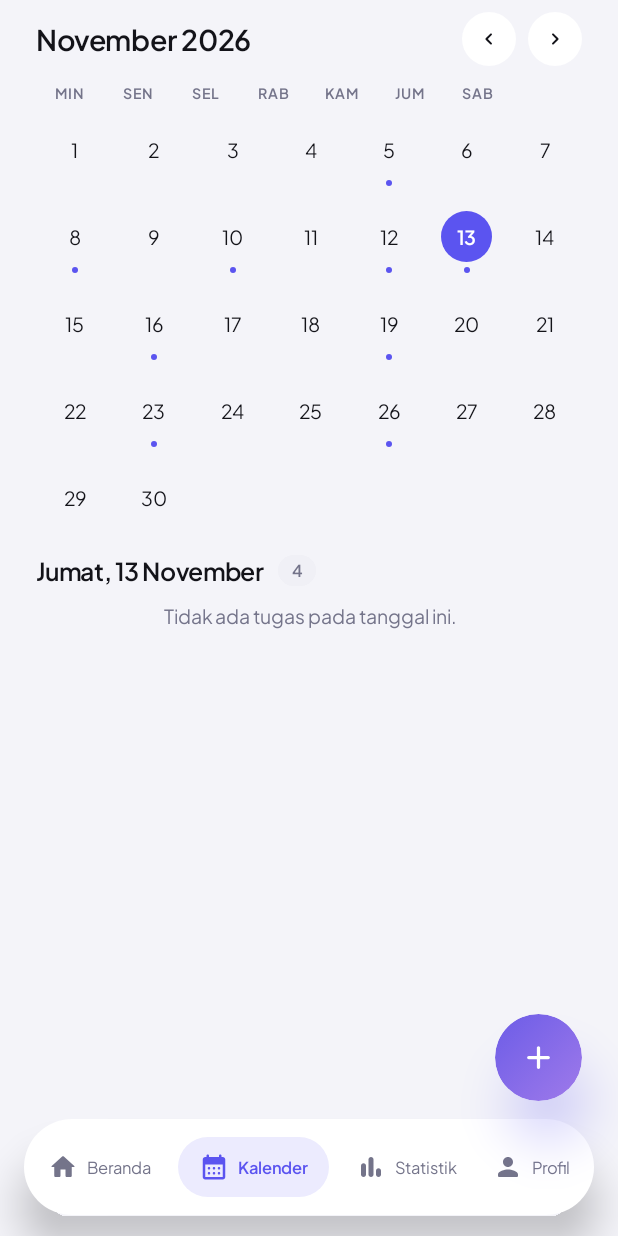
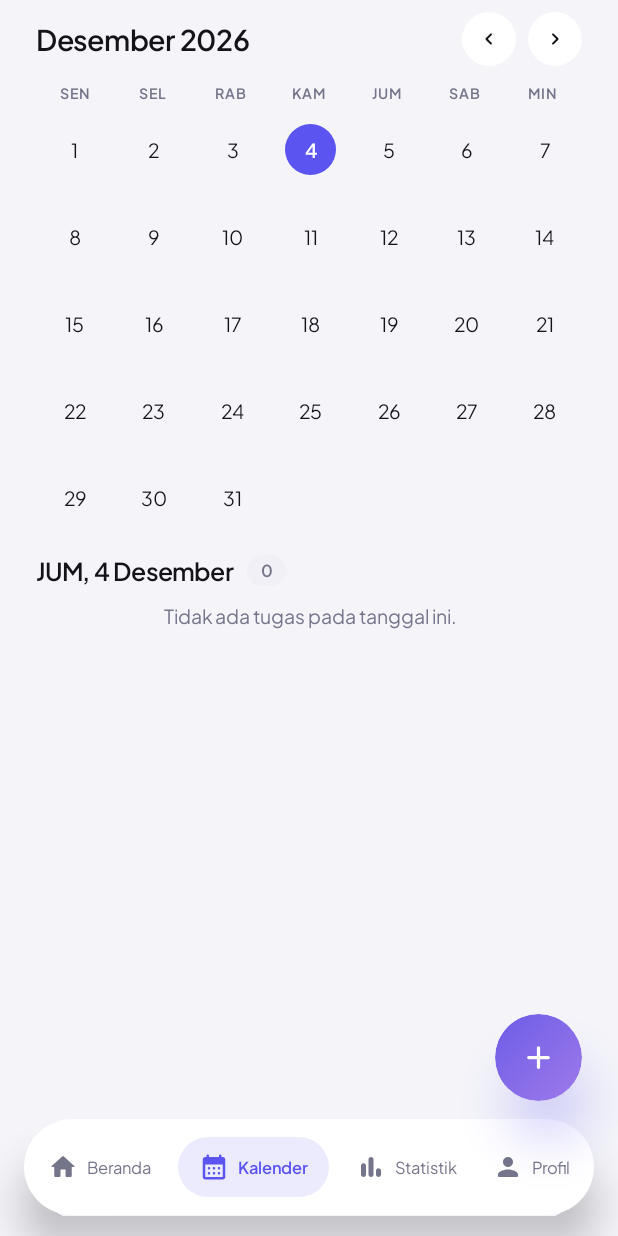
Before and after one commit to lana-jo/TaskKu, an Android app built with Jetpack Compose: the screen it shows after launch (MainActivity), after a tap on "Kalender", on a phone screen of 412 x 824 dp. Run offline under Robolectric (Android 15) with nearby library versions, the phone set to English and light mode, and no system bars; our stand-ins replace Compose Multiplatform resources; libraries missing offline, so code that uses them is left out: app.cash.sqldelight; 5 statements that could not run were skipped.

Commit message:
feat: kalender dinamis + kolom date (migrasi schema v2)
- Kolom tasks.date (ISO yyyy-MM-dd) via migrasi 1.sqm; driver auto-migrate
  terverifikasi pada DB existing (user_version 2, kolom terisi default)
- Kalender: navigasi bulan depan/sebelumnya, grid mulai Senin dinamis,
  dot penanda tugas per tanggal, klik tanggal → daftar tugas tanggal itu
- kotlinx-datetime 0.7.1 untuk tanggal lintas platform (expect/actual today())
- HomeScreen: ProgressCard kini dari data live, bukan angka hardcode
- Seed 'Besok' pakai tanggal besok dinamis
- desktopTest 7/7 lulus; assembleRelease BUILD SUCCESSFUL

Co-authored-by: Lucif <noreply@lucif.ai>

```diff
--- a/composeApp/build.gradle.kts
+++ b/composeApp/build.gradle.kts
@@ -67,6 +67,7 @@ kotlin {
                 implementation(compose.material3)
                 implementation(compose.materialIconsExtended)
                 implementation(compose.components.resources)
+                implementation(libs.kotlinx.datetime)
                 implementation(libs.sqldelight.runtime)
             }
         }
--- /dev/null
+++ b/composeApp/src/androidMain/kotlin/com/taskku/data/DatesAndroid.kt
@@ -0,0 +1,10 @@
+package com.taskku.data
+
+import kotlinx.datetime.LocalDate
+import kotlinx.datetime.TimeZone
+import kotlinx.datetime.todayIn
+import kotlin.time.Clock
+import kotlin.time.ExperimentalTime
+
+@OptIn(ExperimentalTime::class)
+actual fun today(): LocalDate = Clock.System.todayIn(TimeZone.currentSystemDefault())
--- /dev/null
+++ b/composeApp/src/commonMain/kotlin/com/taskku/data/Dates.kt
@@ -0,0 +1,64 @@
+package com.taskku.data
+
+import kotlinx.datetime.DatePeriod
+import kotlinx.datetime.DayOfWeek
+import kotlinx.datetime.LocalDate
+import kotlinx.datetime.Month
+import kotlinx.datetime.daysUntil
+import kotlinx.datetime.minus
+import kotlinx.datetime.plus
+
+/** Tanggal hari ini sebagai LocalDate (satu sumber kebenaran untuk app). */
+expect fun today(): LocalDate
+
+fun LocalDate.plusMonths(count: Int): LocalDate {
+    val total = (month.ordinal + 1) + count - 1
+    val year2 = year + total / 12
+    val month2 = Month.entries[total % 12]
+    val day2 = minOf(dayOfMonth, month2.daysInMonth(year2))
+    return LocalDate(year2, month2, day2)
+}
+
+fun LocalDate.minusMonths(count: Int): LocalDate = plusMonths(-count)
+
+fun Month.daysInMonth(year: Int): Int = when (this) {
+    Month.JANUARY, Month.MARCH, Month.MAY, Month.JULY, Month.AUGUST, Month.OCTOBER, Month.DECEMBER -> 31
+    Month.APRIL, Month.JUNE, Month.SEPTEMBER, Month.NOVEMBER -> 30
+    Month.FEBRUARY -> if (year % 4 == 0 && (year % 100 != 0 || year % 400 == 0)) 29 else 28
+}
+
+/** Senin sebagai awal minggu (klausul desain Indonesia). */
+fun LocalDate.weekdayIndex(): Int = (dayOfWeek.ordinal + 6) % 7 // SEN=0..MIN=6
+
+fun LocalDate.startOfWeek(): LocalDate = minus(DatePeriod(days = weekdayIndex()))
+
+fun LocalDate.daysInMonthView(): Int {
+    val first = LocalDate(year, month, 1)
+    return first.weekdayIndex() + month.daysInMonth(year)
+}
+
+/** Label Indonesia singkat: SEN, SEL, RAB, KAM, JUM, SAB, MIN. */
+fun weekdayShortId(day: DayOfWeek): String = when (day) {
+    DayOfWeek.MONDAY -> "SEN"
+    DayOfWeek.TUESDAY -> "SEL"
+    DayOfWeek.WEDNESDAY -> "RAB"
+    DayOfWeek.THURSDAY -> "KAM"
+    DayOfWeek.FRIDAY -> "JUM"
+    DayOfWeek.SATURDAY -> "SAB"
+    DayOfWeek.SUNDAY -> "MIN"
+}
+
+fun monthShortId(month: Month): String = when (month) {
+    Month.JANUARY -> "Januari"
+    Month.FEBRUARY -> "Februari"
+    Month.MARCH -> "Maret"
+    Month.APRIL -> "April"
+    Month.MAY -> "Mei"
+    Month.JUNE -> "Juni"
+    Month.JULY -> "Juli"
+    Month.AUGUST -> "Agustus"
+    Month.SEPTEMBER -> "September"
+    Month.OCTOBER -> "Oktober"
+    Month.NOVEMBER -> "November"
+    Month.DECEMBER -> "Desember"
+}
--- a/composeApp/src/commonMain/kotlin/com/taskku/ui/screens/CalendarScreen.kt
+++ b/composeApp/src/commonMain/kotlin/com/taskku/ui/screens/CalendarScreen.kt
@@ -23,6 +23,10 @@ import androidx.compose.material.icons.rounded.ChevronRight
 import androidx.compose.material3.Icon
 import androidx.compose.material3.Text
 import androidx.compose.runtime.Composable
+import androidx.compose.runtime.getValue
+import androidx.compose.runtime.mutableStateOf
+import androidx.compose.runtime.remember
+import androidx.compose.runtime.setValue
 import androidx.compose.ui.Alignment
 import androidx.compose.ui.Modifier
 import androidx.compose.ui.draw.clip
@@ -32,6 +36,16 @@ import androidx.compose.ui.text.style.TextAlign
 import androidx.compose.ui.unit.dp
 import androidx.compose.ui.unit.sp
 import com.taskku.data.TaskRepository
+import com.taskku.data.daysInMonth
+import com.taskku.data.daysInMonthView
+import com.taskku.data.minusMonths
+import com.taskku.data.monthShortId
+import com.taskku.data.plusMonths
+import com.taskku.data.today
+import com.taskku.data.weekdayShortId
+import com.taskku.data.weekdayIndex
+import kotlinx.datetime.DayOfWeek
+import kotlinx.datetime.LocalDate
 import com.taskku.theme.LocalTaskKuColors
 import com.taskku.theme.LocalTaskKuText
 import com.taskku.ui.DockBar
@@ -39,11 +53,7 @@ import com.taskku.ui.FabButton
 import com.taskku.ui.SectionHeader
 import com.taskku.ui.TaskCard
 
-private val weekdays = listOf("MIN", "SEN", "SEL", "RAB", "KAM", "JUM", "SAB")
-private const val daysInMonth = 30
-private const val today = 13
-private val daysWithTasks = setOf(5, 8, 10, 12, 13, 16, 19, 23, 26)
-private val selectedDay = 13
+private val weekdays = DayOfWeek.entries.map { weekdayShortId(it) } // SEN..MIN
 
 @Composable
 fun CalendarScreen(
@@ -53,8 +63,11 @@ fun CalendarScreen(
     onOpenTask: (Int) -> Unit,
 ) {
     val colors = LocalTaskKuColors.current
+    val txt = LocalTaskKuText.current
+    val todayDate = remember { today() }
+    var viewMonth by remember { mutableStateOf(todayDate.dateOrMonthStart()) }
+    var selectedDay by remember { mutableStateOf(todayDate) }
 
-    val txt = LocalTaskKuText.current
     Box(Modifier.fillMaxSize().background(colors.bg)) {
         Column(
             verticalArrangement = Arrangement.spacedBy(12.dp),
@@ -64,14 +77,17 @@ fun CalendarScreen(
                 .padding(start = 24.dp, top = 8.dp, end = 24.dp, bottom = 112.dp),
         ) {
             Row(verticalAlignment = Alignment.CenterVertically) {
-                Text("November 2026", style = txtJudul(), color = colors.text, modifier = Modifier.weight(1f))
+                Text(
+                    "${monthShortId(viewMonth.month)} ${viewMonth.year}",
+                    style = txtJudul(), color = colors.text, modifier = Modifier.weight(1f),
+                )
                 Box(
                     contentAlignment = Alignment.Center,
                     modifier = Modifier
                         .size(36.dp)
                         .clip(CircleShape)
                         .background(colors.surface)
-                        .clickable { /* TODO: navigasi bulan nyata butuh sumber tanggal */ },
+                        .clickable { viewMonth = viewMonth.minusMonths(1) },
                 ) {
                     Icon(Icons.Rounded.ChevronLeft, contentDescription = "Bulan sebelumnya", tint = colors.text, modifier = Modifier.size(16.dp))
                 }
@@ -82,51 +98,64 @@ fun CalendarScreen(
                         .size(36.dp)
                         .clip(CircleShape)
                         .background(colors.surface)
-                        .clickable { /* TODO: navigasi bulan nyata butuh sumber tanggal */ },
+                        .clickable { viewMonth = viewMonth.plusMonths(1) },
                 ) {
                     Icon(Icons.Rounded.ChevronRight, contentDescription = "Bulan berikutnya", tint = colors.text, modifier = Modifier.size(16.dp))
                 }
             }
             Row(modifier = Modifier.fillMaxWidth()) {
                 weekdays.forEach { d ->
-                    Box(Modifier.width(45.dp), contentAlignment = Alignment.Center) {
+                    Box(Modifier.weight(1f), contentAlignment = Alignment.Center) {
                         Text(d, style = txt.micro.copy(fontSize = 9.5.sp), color = colors.textMuted)
                     }
                 }
             }
-            // Grid: 1 Nov 2026 jatuh di hari Minggu (kolom 0); data demo sesuai desain
-            val rows = (0 until 5).map { row ->
-                (1..7).map { col -> row * 7 + col }
+            // Grid mulai Senin (index 0); sel kosong di awal bulan sesuai weekday-nya.
+            val cellCount = viewMonth.daysInMonthView()
+            val rows = (0 until (cellCount + 6) / 7).map { row ->
+                (0..6).map { col -> row * 7 + col }
             }
             rows.forEach { week ->
                 Row(horizontalArrangement = Arrangement.spacedBy(2.dp), modifier = Modifier.fillMaxWidth()) {
-                    week.forEach { day ->
-                        val valid = day <= daysInMonth
-                        val isToday = day == today
+                    week.forEach { cell ->
+                        val dayNum = cell - viewMonth.weekdayIndexStart() + 1
+                        val valid = dayNum in 1..viewMonth.month.daysInMonth(viewMonth.year)
+                        val date = if (valid) LocalDate(viewMonth.year, viewMonth.month, dayNum) else null
+                        val isToday = date == todayDate
                         Box(
                             contentAlignment = Alignment.Center,
                             modifier = Modifier.weight(1f).height(46.dp),
                         ) {
-                            if (valid) {
+                            if (date != null) {
+                                val hasTask = TaskRepository.tasks.any { it.date == date }
                                 Column(horizontalAlignment = Alignment.CenterHorizontally, verticalArrangement = Arrangement.spacedBy(3.dp)) {
                                     Box(
                                         contentAlignment = Alignment.Center,
                                         modifier = Modifier
                                             .size(34.dp)
                                             .clip(CircleShape)
-                                            .background(if (day == selectedDay) colors.primary else Color.Transparent),
+                                            .background(if (date == selectedDay) colors.primary else Color.Transparent)
+                                            .clickable { selectedDay = date },
                                     ) {
                                         Text(
-                                            "$day",
+                                            "$dayNum",
                                             style = txt.small.copy(
                                                 fontSize = 13.sp,
-                                                fontWeight = if (isToday || day == selectedDay) FontWeight.SemiBold else FontWeight.Normal,
+                                                fontWeight = if (isToday || date == selectedDay) FontWeight.SemiBold else FontWeight.Normal,
                                             ),
-                                            color = if (day == selectedDay) colors.primaryFg else colors.text,
+                                            color = when {
+                                                date == selectedDay -> colors.primaryFg
+                                                isToday -> colors.primary
+                                                else -> colors.text
+                                            },
                                         )
                                     }
                                     Box(
-                                        modifier = Modifier.height(4.dp).width(if (day in daysWithTasks) 4.dp else 0.dp).clip(CircleShape).background(colors.primary),
+                                        modifier = Modifier
+                                            .height(4.dp)
+                                            .width(if (hasTask) 4.dp else 0.dp)
+                                            .clip(CircleShape)
+                                            .background(colors.primary),
                                     )
                                 }
                             }
@@ -134,12 +163,18 @@ fun CalendarScreen(
                     }
                 }
             }
-            SectionHeader("Jumat, 13 November", 4, action = "Semua")
-            val todayTasks = TaskRepository.tasks.filter { it.section == "Hari Ini" }
-            if (todayTasks.isEmpty()) {
+            val dayTasks = TaskRepository.tasks
+                .filter { it.date == selectedDay }
+                .sortedWith(compareBy({ it.section }, { it.time }))
+            SectionHeader(
+                "${weekdayShortId(selectedDay.dayOfWeek)}, ${selectedDay.dayOfMonth} ${monthShortId(selectedDay.month)}",
+                dayTasks.size,
+                action = "Semua",
+            )
+            if (dayTasks.isEmpty()) {
                 Text("Tidak ada tugas pada tanggal ini.", style = txt.small, color = colors.textMuted, textAlign = TextAlign.Center, modifier = Modifier.fillMaxWidth())
             } else {
-                todayTasks.forEach { task ->
+                dayTasks.forEach { task ->
                     TaskCard(
                         task = task,
                         onClick = { onOpenTask(task.id) },
@@ -164,5 +199,9 @@ fun CalendarScreen(
     }
 }
 
+private fun LocalDate.dateOrMonthStart(): LocalDate = LocalDate(year, month, 1)
+
+private fun LocalDate.weekdayIndexStart(): Int = LocalDate(year, month, 1).weekdayIndex()
+
 @Composable
 private fun txtJudul() = LocalTaskKuText.current.section.copy(fontSize = 19.sp)
--- a/composeApp/src/commonMain/kotlin/com/taskku/ui/screens/HomeScreen.kt
+++ b/composeApp/src/commonMain/kotlin/com/taskku/ui/screens/HomeScreen.kt
@@ -53,11 +53,19 @@ fun HomeScreen(
                 .padding(start = 24.dp, top = 8.dp, end = 24.dp, bottom = 118.dp),
         ) {
             HeroCard()
+            val todayTasks = remember { TaskRepository.tasks.filter { it.section == "Hari Ini" } }
+            val doneToday = todayTasks.count { it.isDone }
             ProgressCard(
-                pct = 37,
-                done = 3,
-                total = 8,
-                note = "3 tugas lagi sebelum pukul 17:00",
+                pct = if (todayTasks.isEmpty()) 0 else (doneToday * 100 / todayTasks.size),
+                done = doneToday,
+                total = todayTasks.size,
+                note = if (todayTasks.isEmpty()) {
+                    "Belum ada tugas untuk hari ini"
+                } else {
+                    val sisa = todayTasks.size - doneToday
+                    if (sisa == 0) "Semua tugas hari ini selesai!"
+                    else "$sisa tugas lagi untuk diselesaikan"
+                },
             )
             Row(
                 horizontalArrangement = Arrangement.spacedBy(8.dp),
--- a/gradle/libs.versions.toml
+++ b/gradle/libs.versions.toml
@@ -7,9 +7,11 @@ androidMinSdk = "26"
 androidTargetSdk = "36"
 activityCompose = "1.10.1"
 sqldelight = "2.4.1"
+kotlinxDatetime = "0.7.1"
 
 [libraries]
 androidx-activityCompose = { module = "androidx.activity:activity-compose", version.ref = "activityCompose" }
+kotlinx-datetime = { module = "org.jetbrains.kotlinx:kotlinx-datetime", version.ref = "kotlinxDatetime" }
 sqldelight-runtime = { module = "app.cash.sqldelight:runtime", version.ref = "sqldelight" }
 sqldelight-androidDriver = { module = "app.cash.sqldelight:android-driver", version.ref = "sqldelight" }
 sqldelight-sqliteDriver = { module = "app.cash.sqldelight:sqlite-driver", version.ref = "sqldelight" }
```
Also changed, not shown: composeApp/src/commonMain/kotlin/com/taskku/App.kt (+19 -0 lines), composeApp/src/commonMain/kotlin/com/taskku/data/Task.kt (+16 -4 lines), 5 other files.
